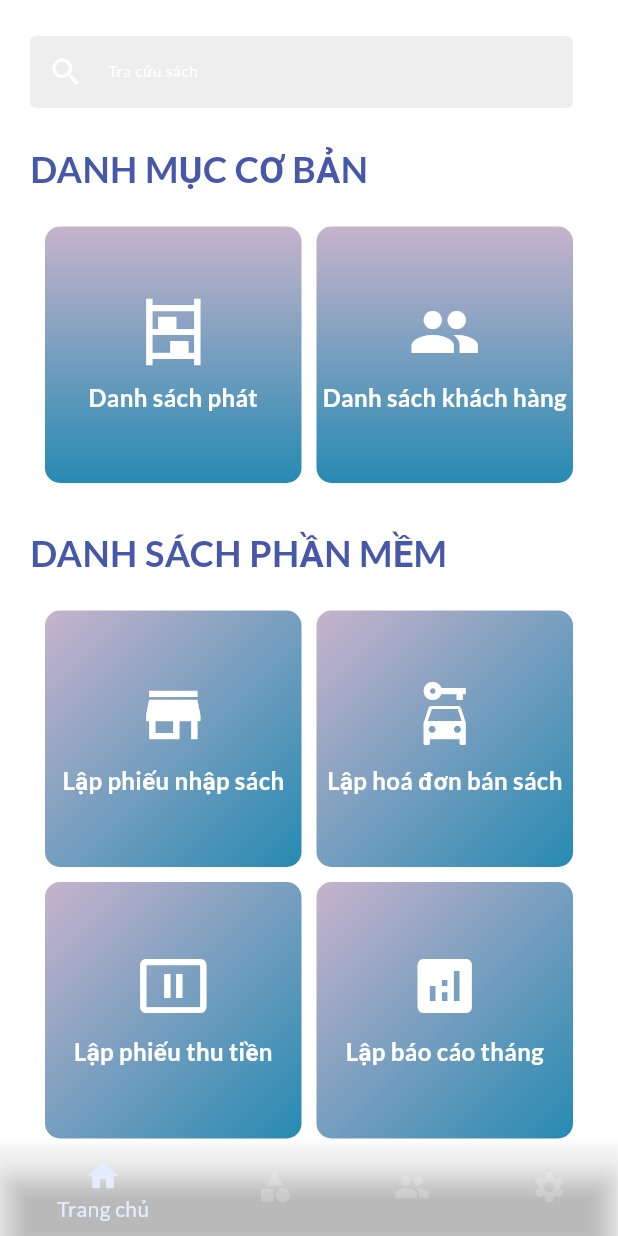
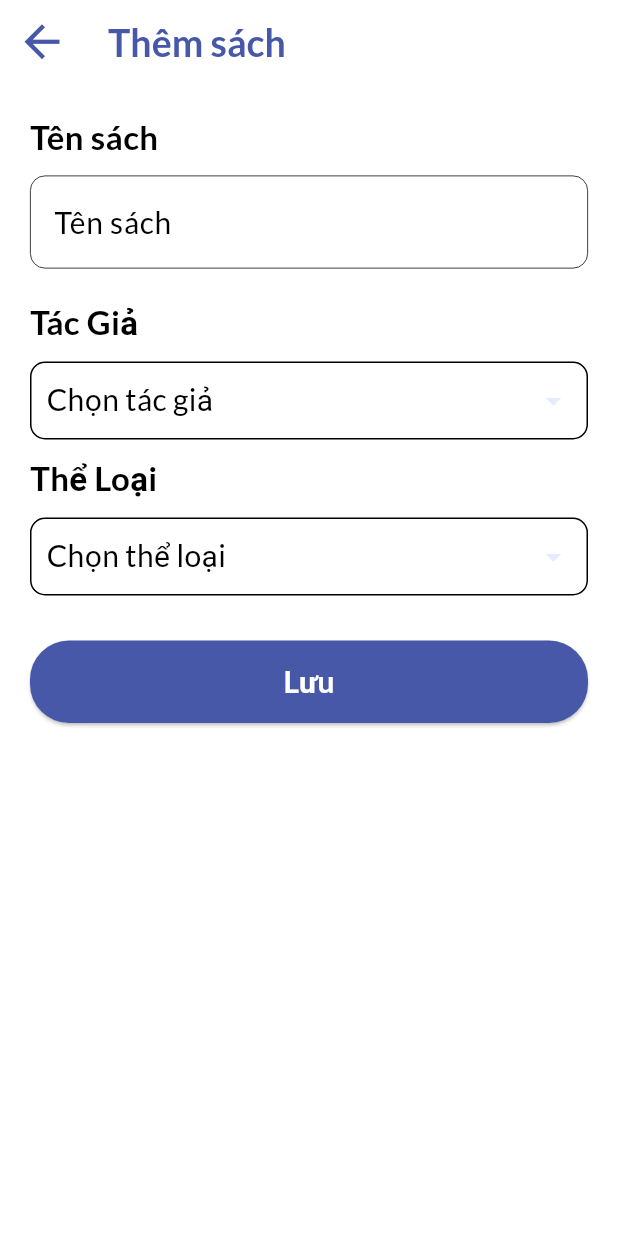
Before and after one commit to Mann202/Bookstore-Mobile-Application, a Flutter app: the screen it shows after launch, on a phone screen of 412 x 824 dp. Run offline on Flutter 3.47's test engine with Material 3 defaults, Android fonts, the light colour scheme and no system bars; our stand-ins replace flutter_riverpod, freezed_annotation, go_router, google_fonts, riverpod_annotation, shared_preferences and 1 more; accounts and stored records are empty.

Commit message:
add-new-book.screen and book-detail.screen

```diff
--- a/lib/bottom_nav.dart
+++ b/lib/bottom_nav.dart
@@ -19,7 +19,7 @@ class _BottomNavigationBarWidgetState extends State<BottomNavigationBarWidget> {
   @override
   Widget build(BuildContext context) {
     return BottomNavigationBar(
-      backgroundColor: Colors.transparent,
+      backgroundColor: Colors.white,
       items: const <BottomNavigationBarItem>[
         BottomNavigationBarItem(
           icon: Icon(Icons.home),
@@ -31,12 +31,12 @@ class _BottomNavigationBarWidgetState extends State<BottomNavigationBarWidget> {
         ),
         BottomNavigationBarItem(
           icon: Icon(Icons.people),
-          label: 'Tài khoản'
+          label: 'Tài khoản',
         ),
         BottomNavigationBarItem(
           icon: Icon(Icons.settings),
-          label: "Cài đặt"
-        )
+          label: "Cài đặt",
+        ),
       ],
       currentIndex: widget.currentIndex,
       onTap: widget.onTap,
--- /dev/null
+++ b/lib/features/book/presentation/view/add_new_book.screen.dart
@@ -0,0 +1,187 @@
+import 'package:flutter/material.dart';
+import 'package:flutter_riverpod/flutter_riverpod.dart';
+import 'package:shelfify/core/constants/styles/app_text_styles.dart';
+
+class AddNewBookScreen extends ConsumerWidget {
+  const AddNewBookScreen({super.key});
+
+  @override
+  Widget build(BuildContext context, WidgetRef ref) {
+    return Scaffold(
+      backgroundColor: Colors.white,
+      appBar: AppBar(
+        backgroundColor: Colors.white,
+        title: const Text('Thêm sách', style: TextStyle(fontWeight: FontWeight.bold, fontSize: 25, color: Color(0xFF4758A8)),),
+        leading: IconButton(
+          icon: const Icon(Icons.arrow_back, color: Color(0xFF4758A8), size: 35,),
+          onPressed: () {
+            Navigator.pop(context);
+          },
+        ),
+      ),
+      body: SingleChildScrollView(
+        child: Padding(
+          padding: const EdgeInsets.all(20),
+          child: Column(
+            crossAxisAlignment: CrossAxisAlignment.start,
+            children: [
+              const Text(
+                "Tên sách",
+                style: TextStyle(
+                  color: Colors.black,
+                  fontSize: 22,
+                  fontWeight: FontWeight.w700,
+                ),
+              ),
+              const SizedBox(height: 10),
+              _buildTextField(),
+              const SizedBox(height: 20),
+              const Text(
+                "Tác Giả",
+                style: TextStyle(
+                  color: Colors.black,
+                  fontSize: 22,
+                  fontWeight: FontWeight.w700,
+                ),
+              ),
+              const SizedBox(height: 10),
+              _buildDropDown(context, "Chọn tác giả"),
+              const SizedBox(height: 10),
+              const Text(
+                "Thể Loại",
+                style: TextStyle(
+                  color: Colors.black,
+                  fontSize: 22,
+                  fontWeight: FontWeight.w700,
+                ),
+              ),
+              const SizedBox(height: 10),
+              _buildDropDown(context, "Chọn thể loại"),
+              const SizedBox(height: 30),
+
+              ElevatedButton(
+                  style: ElevatedButton.styleFrom(
+                    backgroundColor: const Color(0xFF4758A8),
+                    minimumSize: const Size(double.infinity, 50),
+                  ),
+                  onPressed: () {},
+                  child: const Padding(
+                  padding: EdgeInsets.all(15.0),
+                  child: Text(
+                    'Lưu',
+                    style: TextStyle(fontWeight: FontWeight.bold, fontSize: 20.0, color: Colors.white, fontFamily: AppTextStyles.fontFamily),
+                    ),
+                  ),)
+            ],
+          ),
+        ),
+      ),
+    );
+  }
+
+  Widget _buildTextField() {
+    return TextField(
+      style: const TextStyle(
+        color: Colors.black,
+        fontSize: 20.0,
+        fontFamily: AppTextStyles.fontFamily,
+      ),
+      decoration: InputDecoration(
+        hintText: 'Tên sách',
+        hintStyle: const TextStyle(
+          color: Colors.black,
+          fontSize: 20.0,
+          fontFamily: AppTextStyles.fontFamily,
+        ),
+        filled: true,
+        fillColor: Colors.white,
+        border: OutlineInputBorder(
+          borderRadius: BorderRadius.circular(10.0),
+          borderSide: const BorderSide(
+            color: Colors.black,
+            width: 0.5,
+          ),
+        ),
+        enabledBorder: OutlineInputBorder(
+          borderRadius: BorderRadius.circular(10.0),
+          borderSide: const BorderSide(
+            color: Colors.black,
+            width: 0.5,
+          ),
+        ),
+        focusedBorder: OutlineInputBorder(
+          borderRadius: BorderRadius.circular(10.0),
+          borderSide: const BorderSide(
+            color: Colors.blue,
+            width: 0.5,
+          ),
+        ),
+      ),
+    );
+  }
+
+  Widget _buildDropDown(BuildContext context, String title) {
+    return GestureDetector(
+      onTap: () {
+        _showDropDown(context);
+      },
+      child: Container(
+        padding: const EdgeInsets.all(10),
+        decoration: BoxDecoration(
+          borderRadius: BorderRadius.circular(10.0),
+          border: Border.all(
+            color: Colors.black,
+            width: 1.0,
+          ),
+        ),
+        child: Row(
+          mainAxisAlignment: MainAxisAlignment.spaceBetween,
+          children: [
+            Text(
+              title,
+              style: const TextStyle(
+                fontSize: 20,
+                color: Colors.black,
+              ),
+            ),
+            const Icon(Icons.arrow_drop_down),
+          ],
+        ),
+      ),
+    );
+  }
+
+  void _showDropDown(BuildContext context) {
+    showModalBottomSheet<void>(
+      context: context,
+      builder: (BuildContext context) {
+        return Container(
+          decoration: const BoxDecoration(color: Colors.white),
+          height: 200,
+          child: Column(
+            children: [
+              ListTile(
+                title: const Text(
+                  'Tác giả 1',
+                  style: TextStyle(color: Colors.black),
+                ),
+                onTap: () {
+                  Navigator.pop(context);
+                },
+              ),
+              ListTile(
+                title: const Text(
+                  'Tác giả 2',
+                  style: TextStyle(color: Colors.black),
+                ),
+                onTap: () {
+                  Navigator.pop(context);
+                },
+              ),
+            ],
+          ),
+        );
+      },
+    );
+  }
+}
--- a/lib/main_page.dart
+++ b/lib/main_page.dart
@@ -2,24 +2,25 @@ import 'package:flutter/material.dart';
 import 'package:shelfify/bottom_nav.dart';
 import 'package:shelfify/core/constants/styles/app_text_styles.dart';
 
-class MainPage extends StatelessWidget {
-  const MainPage({super.key});
 
-  int _currentIndex = 0; // Khởi tạo chỉ số mục đang chọn
+class HomePage extends StatefulWidget {
+  @override
+  _HomePageState createState() => _HomePageState();
+}
+
+class _HomePageState extends State<HomePage>{
+
+  int _currentIndex = 0;
 
   void _onItemTapped(int index) {
     setState(() {
       _currentIndex = index;
     });
-    // Thực hiện các hành động khác khi chuyển đổi tab (ví dụ: điều hướng đến trang mới)
   }
 
   @override
   Widget build(BuildContext context) {
     return Scaffold(
-      bottomNavigationBar: BottomNavigationBarWidget(
-        currentIndex: _currentIndex,
-        onTap: _onItemTapped,),
       backgroundColor: Colors.white,
       body: SingleChildScrollView(
         padding: const EdgeInsets.all(20.0),
@@ -33,8 +34,10 @@ class MainPage extends StatelessWidget {
                 Expanded(
                   child: TextField(
                     decoration: InputDecoration(
-                      prefixIcon: const Icon(Icons.search),
+                      prefixIcon: const Icon(Icons.search, ),
                       hintText: "Tra cứu sách",
+                      hintStyle: const TextStyle(fontFamily: AppTextStyles.fontFamily, fontSize: 20.0, color: Colors.black),
+                      prefixIconColor: const Color(0xFF4758A8),
                       border: OutlineInputBorder(
                         borderRadius: BorderRadius.circular(25.0),
                         borderSide: BorderSide.none,
--- a/pubspec.yaml
+++ b/pubspec.yaml
@@ -32,6 +32,7 @@ dependencies:
     sdk: flutter
 
 
+
   # The following adds the Cupertino Icons font to your application.
   # Use with the CupertinoIcons class for iOS style icons.
   cupertino_icons: ^1.0.6
@@ -49,6 +50,7 @@ dependencies:
   provider: ^6.1.2
   sqflite_common: ^2.5.4
   sqflite_common_ffi: ^2.3.3
+  spinner_dropdown: ^1.0.0
 
 dev_dependencies:
   flutter_test:
```
Also changed, not shown: lib/core/router/app_router.dart (+6 -2 lines), lib/features/book/presentation/view/book_detail.screen.dart (added, +55 -0 lines), pubspec.lock.
